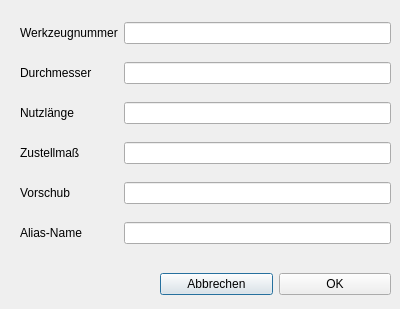
Above: dialog_fraeser.ui from TischlerWilly/postprozessor before the change. Below: the same form after it.
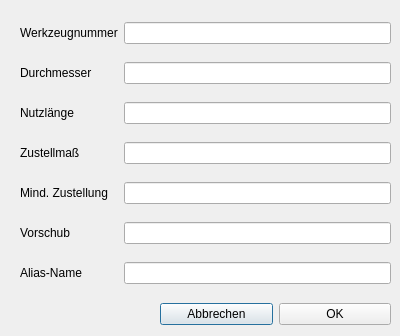
That is the form after the change.

Commit message: Warnung mind Zustmass

```diff
--- a/dialog_fraeser.ui
+++ b/dialog_fraeser.ui
@@ -7,7 +7,7 @@
     <x>0</x>
     <y>0</y>
     <width>400</width>
-    <height>309</height>
+    <height>336</height>
    </rect>
   </property>
   <property name="windowTitle">
@@ -20,7 +20,7 @@
    <property name="geometry">
     <rect>
      <x>160</x>
-     <y>270</y>
+     <y>300</y>
      <width>231</width>
      <height>29</height>
     </rect>
@@ -48,10 +48,34 @@
      <x>20</x>
      <y>10</y>
      <width>371</width>
-     <height>251</height>
+     <height>291</height>
     </rect>
    </property>
    <layout class="QGridLayout" name="gridLayout">
+    <item row="6" column="1">
+     <widget class="QLineEdit" name="lineEdit_alias">
+      <property name="toolTip">
+       <string>&lt;html&gt;&lt;head/&gt;&lt;body&gt;&lt;p&gt;Ein Alias-Name ist ein zweiter Name für das selbe Werkzeug. Wird mehr als ein Alias-Name benötigt, so kann das Werkzeug dupliziert werden und dem Duplikat ein anderer Alias-Name zugewiesen werden.&lt;/p&gt;&lt;/body&gt;&lt;/html&gt;</string>
+      </property>
+     </widget>
+    </item>
+    <item row="6" column="0">
+     <widget class="QLabel" name="label_alias">
+      <property name="text">
+       <string>Alias-Name</string>
+      </property>
+     </widget>
+    </item>
+    <item row="0" column="0">
+     <widget class="QLabel" name="label_nr">
+      <property name="text">
+       <string>Werkzeugnummer</string>
+      </property>
+     </widget>
+    </item>
+    <item row="2" column="1">
+     <widget class="QLineEdit" name="lineEdit_nutzl"/>
+    </item>
     <item row="3" column="0">
      <widget class="QLabel" name="label_zustm">
       <property name="text">
@@ -82,39 +106,25 @@
     <item row="0" column="1">
      <widget class="QLineEdit" name="lineEdit_nr"/>
     </item>
-    <item row="4" column="1">
+    <item row="5" column="1">
      <widget class="QLineEdit" name="lineEdit_voers"/>
     </item>
-    <item row="4" column="0">
+    <item row="5" column="0">
      <widget class="QLabel" name="label_vors">
       <property name="text">
        <string>Vorschub</string>
       </property>
      </widget>
     </item>
-    <item row="2" column="1">
-     <widget class="QLineEdit" name="lineEdit_nutzl"/>
-    </item>
-    <item row="0" column="0">
-     <widget class="QLabel" name="label_nr">
+    <item row="4" column="0">
+     <widget class="QLabel" name="label_zust_min">
       <property name="text">
-       <string>Werkzeugnummer</string>
+       <string>Mind. Zustellung</string>
       </property>
      </widget>
     </item>
-    <item row="5" column="0">
-     <widget class="QLabel" name="label_alias">
-      <property name="text">
-       <string>Alias-Name</string>
-      </property>
-     </widget>
-    </item>
-    <item row="5" column="1">
-     <widget class="QLineEdit" name="lineEdit_alias">
-      <property name="toolTip">
-       <string>&lt;html&gt;&lt;head/&gt;&lt;body&gt;&lt;p&gt;Ein Alias-Name ist ein zweiter Name für das selbe Werkzeug. Wird mehr als ein Alias-Name benötigt, so kann das Werkzeug dupliziert werden und dem Duplikat ein anderer Alias-Name zugewiesen werden.&lt;/p&gt;&lt;/body&gt;&lt;/html&gt;</string>
-      </property>
-     </widget>
+    <item row="4" column="1">
+     <widget class="QLineEdit" name="lineEdit_zust_min"/>
     </item>
    </layout>
   </widget>
```
The commit also changes 5 other files.
